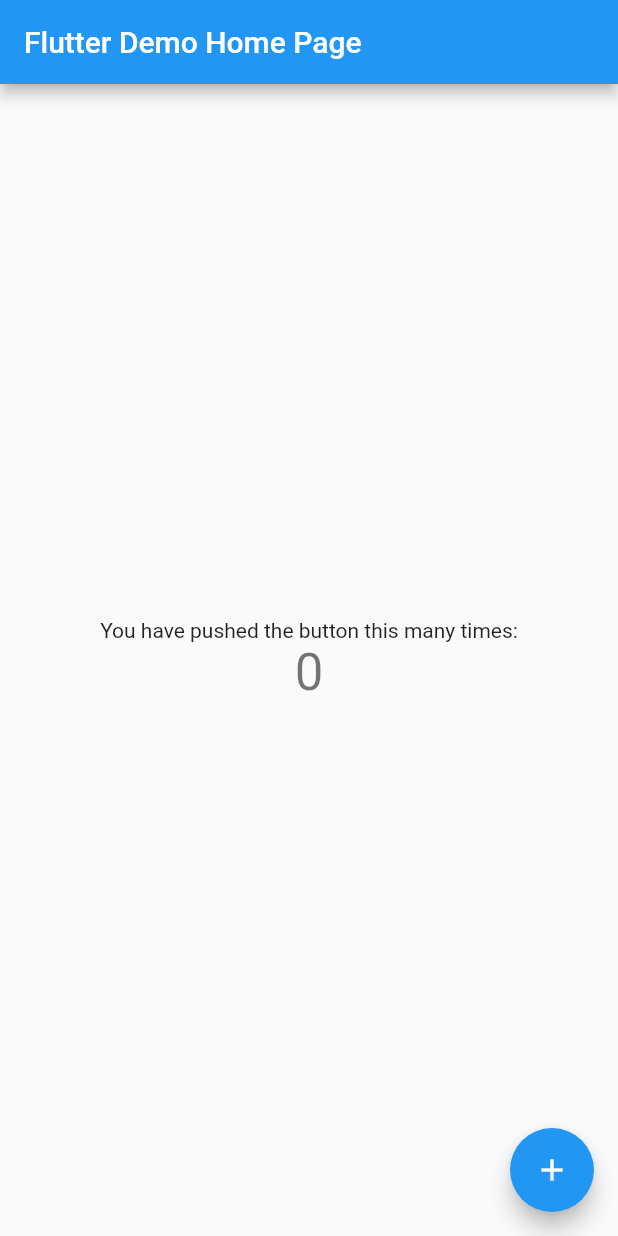
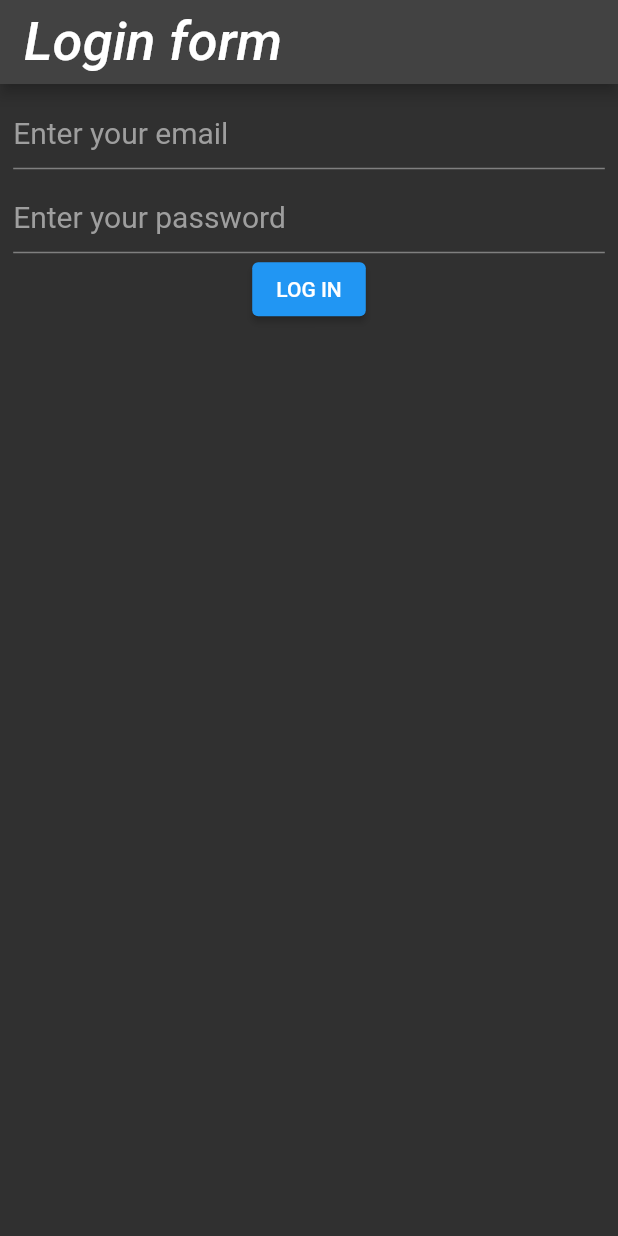
Before and after one commit to HuangBrantUy/Mobile_dev_Q1, a Flutter app: the screen it shows after launch, on a phone screen of 412 x 824 dp. Run offline on Flutter 3.47's test engine with Material 2 defaults, Android fonts, the phone set to English and light mode, and no system bars.

```diff
--- a/lib/main.dart
+++ b/lib/main.dart
@@ -1,115 +1,16 @@
+import 'package:mobile_dev_q1/pages/log_in.dart';
 import 'package:flutter/material.dart';
 
-void main() {
-  runApp(const MyApp());
+void main(List<String> args) {
+  runApp(MaterialApp(
+    theme: ThemeData(
+        brightness: Brightness.dark,
+        primaryColor: Colors.teal[700],
+        textTheme: const TextTheme(
+          headline5: TextStyle(fontSize: 72.0, fontWeight: FontWeight.bold),
+          headline6: TextStyle(fontSize: 36.0, fontStyle: FontStyle.italic),
+          bodyText2: TextStyle(fontSize: 18.0),
+        )),
+    home: const LoginFormPage(),
+  ));
 }
-
-class MyApp extends StatelessWidget {
-  const MyApp({Key? key}) : super(key: key);
-
-  // This widget is the root of your application.
-  @override
-  Widget build(BuildContext context) {
-    return MaterialApp(
-      title: 'Flutter Demo',
-      theme: ThemeData(
-        // This is the theme of your application.
-        //
-        // Try running your application with "flutter run". You'll see the
-        // application has a blue toolbar. Then, without quitting the app, try
-        // changing the primarySwatch below to Colors.green and then invoke
-        // "hot reload" (press "r" in the console where you ran "flutter run",
-        // or simply save your changes to "hot reload" in a Flutter IDE).
-        // Notice that the counter didn't reset back to zero; the application
-        // is not restarted.
-        primarySwatch: Colors.blue,
-      ),
-      home: const MyHomePage(title: 'Flutter Demo Home Page'),
-    );
-  }
-}
-
-class MyHomePage extends StatefulWidget {
-  const MyHomePage({Key? key, required this.title}) : super(key: key);
-
-  // This widget is the home page of your application. It is stateful, meaning
-  // that it has a State object (defined below) that contains fields that affect
-  // how it looks.
-
-  // This class is the configuration for the state. It holds the values (in this
-  // case the title) provided by the parent (in this case the App widget) and
-  // used by the build method of the State. Fields in a Widget subclass are
-  // always marked "final".
-
-  final String title;
-
-  @override
-  State<MyHomePage> createState() => _MyHomePageState();
-}
-
-class _MyHomePageState extends State<MyHomePage> {
-  int _counter = 0;
-
-  void _incrementCounter() {
-    setState(() {
-      // This call to setState tells the Flutter framework that something has
-      // changed in this State, which causes it to rerun the build method below
-      // so that the display can reflect the updated values. If we changed
-      // _counter without calling setState(), then the build method would not be
-      // called again, and so nothing would appear to happen.
-      _counter++;
-    });
-  }
-
-  @override
-  Widget build(BuildContext context) {
-    // This method is rerun every time setState is called, for instance as done
-    // by the _incrementCounter method above.
-    //
-    // The Flutter framework has been optimized to make rerunning build methods
-    // fast, so that you can just rebuild anything that needs updating rather
-    // than having to individually change instances of widgets.
-    return Scaffold(
-      appBar: AppBar(
-        // Here we take the value from the MyHomePage object that was created by
-        // the App.build method, and use it to set our appbar title.
-        title: Text(widget.title),
-      ),
-      body: Center(
-        // Center is a layout widget. It takes a single child and positions it
-        // in the middle of the parent.
-        child: Column(
-          // Column is also a layout widget. It takes a list of children and
-          // arranges them vertically. By default, it sizes itself to fit its
-          // children horizontally, and tries to be as tall as its parent.
-          //
-          // Invoke "debug painting" (press "p" in the console, choose the
-          // "Toggle Debug Paint" action from the Flutter Inspector in Android
-          // Studio, or the "Toggle Debug Paint" command in Visual Studio Code)
-          // to see the wireframe for each widget.
-          //
-          // Column has various properties to control how it sizes itself and
-          // how it positions its children. Here we use mainAxisAlignment to
-          // center the children vertically; the main axis here is the vertical
-          // axis because Columns are vertical (the cross axis would be
-          // horizontal).
-          mainAxisAlignment: MainAxisAlignment.center,
-          children: <Widget>[
-            const Text(
-              'You have pushed the button this many times:',
-            ),
-            Text(
-              '$_counter',
-              style: Theme.of(context).textTheme.headline4,
-            ),
-          ],
-        ),
-      ),
-      floatingActionButton: FloatingActionButton(
-        onPressed: _incrementCounter,
-        tooltip: 'Increment',
-        child: const Icon(Icons.add),
-      ), // This trailing comma makes auto-formatting nicer for build methods.
-    );
-  }
-}
--- /dev/null
+++ b/lib/pages/log_in.dart
@@ -0,0 +1,67 @@
+import 'package:flutter/material.dart';
+import 'package:mobile_dev_q1/pages/dash_board.dart';
+
+class LoginFormPage extends StatefulWidget {
+  const LoginFormPage({Key? key}) : super(key: key);
+
+  @override
+  _LoginFormPageState createState() => _LoginFormPageState();
+}
+
+class _LoginFormPageState extends State<LoginFormPage> {
+  final mailController = TextEditingController();
+  final passController = TextEditingController();
+  bool obscureText = true;
+
+  @override
+  void dispose() {
+    mailController.dispose();
+    passController.dispose();
+    super.dispose();
+  }
+
+  @override
+  Widget build(BuildContext context) {
+    return Scaffold(
+      appBar: AppBar(
+        title: const Text('Login form'),
+      ),
+      body: Padding(
+        padding: const EdgeInsets.all(8.8),
+        child: Column(
+          children: [
+            TextFormField(
+              controller: mailController,
+              decoration: const InputDecoration(
+                hintText: 'Enter your email',
+                hintStyle: TextStyle(fontSize: 20.0, color: Colors.grey),
+              ),
+            ),
+            const SizedBox(height: 8),
+            TextFormField(
+              controller: passController,
+              obscureText: obscureText,
+              decoration: const InputDecoration(
+                hintText: 'Enter your password',
+                hintStyle: TextStyle(fontSize: 20.0, color: Colors.grey),
+              ),
+            ),
+            ElevatedButton(
+                onPressed: () {
+                  if (mailController.text.isEmpty == false ||
+                      passController.text.isEmpty == false) {
+                    Navigator.push(
+                        context,
+                        MaterialPageRoute(
+                            builder: (context) => const Dashboard()));
+                  } else {
+                    debugPrint("Enter your email and password");
+                  }
+                },
+                child: const Text('LOG IN'))
+          ],
+        ),
+      ),
+    );
+  }
+}
```
Also changed, not shown: lib/pages/dash_board.dart (added, +30 -0 lines), lib/pages/to_do.dart (added, +114 -0 lines), 1 other file.
